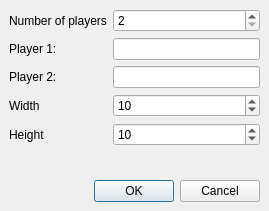
Qt form src/newgamedialog.ui (KDE/ksquares) before a commit.
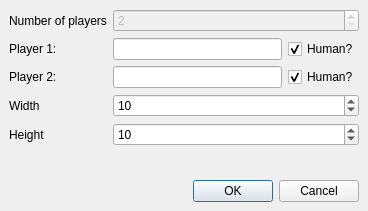
The same form after that commit.

The edit to the form file:
```diff
--- a/src/newgamedialog.ui
+++ b/src/newgamedialog.ui
@@ -5,7 +5,7 @@
    <rect>
     <x>0</x>
     <y>0</y>
-    <width>269</width>
+    <width>368</width>
     <height>211</height>
    </rect>
   </property>
@@ -30,32 +30,22 @@
      <property name="spacing" >
       <number>6</number>
      </property>
-     <item row="1" column="0" >
-      <widget class="QLabel" name="labelPLayer1Name" >
+     <item row="2" column="0" >
+      <widget class="QLabel" name="labelPLayer2Name" >
        <property name="whatsThis" >
         <string>&lt;html>&lt;head>&lt;meta name="qrichtext" content="1" />&lt;style type="text/css">
 p, li { white-space: pre-wrap; }
 &lt;/style>&lt;/head>&lt;body style=" font-family:Sans Serif; font-size:9pt; font-weight:400; font-style:normal; text-decoration:none;">
-&lt;p style=" margin-top:0px; margin-bottom:0px; margin-left:0px; margin-right:0px; -qt-block-indent:0; text-indent:0px;">The name of the first player&lt;/p>&lt;/body>&lt;/html></string>
+&lt;p style=" margin-top:0px; margin-bottom:0px; margin-left:0px; margin-right:0px; -qt-block-indent:0; text-indent:0px; font-family:Sans;">The name of the second player&lt;/p>&lt;/body>&lt;/html></string>
        </property>
        <property name="text" >
-        <string>Player 1:</string>
+        <string>Player 2:</string>
        </property>
        <property name="buddy" >
         <cstring>playerTwoName</cstring>
        </property>
       </widget>
      </item>
-     <item row="3" column="1" >
-      <widget class="QSpinBox" name="spinWidth" >
-       <property name="minimum" >
-        <number>1</number>
-       </property>
-       <property name="value" >
-        <number>10</number>
-       </property>
-      </widget>
-     </item>
      <item row="4" column="0" >
       <widget class="QLabel" name="labelHeight" >
        <property name="whatsThis" >
@@ -72,22 +62,35 @@
        </property>
       </widget>
      </item>
-     <item row="1" column="1" >
-      <widget class="QLineEdit" name="playerOneName" />
+     <item row="0" column="0" >
+      <widget class="QLabel" name="numOfPlayersLabel" >
+       <property name="text" >
+        <string>Number of players</string>
+       </property>
+      </widget>
      </item>
      <item row="2" column="1" >
       <widget class="QLineEdit" name="playerTwoName" />
      </item>
-     <item row="4" column="1" >
-      <widget class="QSpinBox" name="spinHeight" >
-       <property name="minimum" >
-        <number>1</number>
+     <item row="1" column="0" >
+      <widget class="QLabel" name="labelPLayer1Name" >
+       <property name="whatsThis" >
+        <string>&lt;html>&lt;head>&lt;meta name="qrichtext" content="1" />&lt;style type="text/css">
+p, li { white-space: pre-wrap; }
+&lt;/style>&lt;/head>&lt;body style=" font-family:Sans Serif; font-size:9pt; font-weight:400; font-style:normal; text-decoration:none;">
+&lt;p style=" margin-top:0px; margin-bottom:0px; margin-left:0px; margin-right:0px; -qt-block-indent:0; text-indent:0px;">The name of the first player&lt;/p>&lt;/body>&lt;/html></string>
        </property>
-       <property name="value" >
-        <number>10</number>
+       <property name="text" >
+        <string>Player 1:</string>
+       </property>
+       <property name="buddy" >
+        <cstring>playerTwoName</cstring>
        </property>
       </widget>
      </item>
+     <item row="1" column="1" >
+      <widget class="QLineEdit" name="playerOneName" />
+     </item>
      <item row="3" column="0" >
       <widget class="QLabel" name="labelWidth" >
        <property name="whatsThis" >
@@ -104,31 +107,31 @@
        </property>
       </widget>
      </item>
-     <item row="2" column="0" >
-      <widget class="QLabel" name="labelPLayer2Name" >
-       <property name="whatsThis" >
-        <string>&lt;html>&lt;head>&lt;meta name="qrichtext" content="1" />&lt;style type="text/css">
-p, li { white-space: pre-wrap; }
-&lt;/style>&lt;/head>&lt;body style=" font-family:Sans Serif; font-size:9pt; font-weight:400; font-style:normal; text-decoration:none;">
-&lt;p style=" margin-top:0px; margin-bottom:0px; margin-left:0px; margin-right:0px; -qt-block-indent:0; text-indent:0px; font-family:Sans;">The name of the second player&lt;/p>&lt;/body>&lt;/html></string>
-       </property>
+     <item row="1" column="2" >
+      <widget class="QCheckBox" name="playerOneHuman" >
        <property name="text" >
-        <string>Player 2:</string>
+        <string>Human?</string>
        </property>
-       <property name="buddy" >
-        <cstring>playerTwoName</cstring>
+       <property name="checked" >
+        <bool>true</bool>
        </property>
       </widget>
      </item>
-     <item row="0" column="0" >
-      <widget class="QLabel" name="numOfPlayersLabel" >
+     <item row="2" column="2" >
+      <widget class="QCheckBox" name="playerTwoHuman" >
        <property name="text" >
-        <string>Number of players</string>
+        <string>Human?</string>
        </property>
+       <property name="checked" >
+        <bool>true</bool>
+       </property>
       </widget>
      </item>
-     <item row="0" column="1" >
+     <item row="0" column="1" colspan="2" >
       <widget class="QSpinBox" name="spinNumOfPlayers" >
+       <property name="enabled" >
+        <bool>false</bool>
+       </property>
        <property name="maximum" >
         <number>5</number>
        </property>
@@ -137,6 +140,26 @@
        </property>
       </widget>
      </item>
+     <item row="3" column="1" colspan="2" >
+      <widget class="QSpinBox" name="spinWidth" >
+       <property name="minimum" >
+        <number>1</number>
+       </property>
+       <property name="value" >
+        <number>10</number>
+       </property>
+      </widget>
+     </item>
+     <item row="4" column="1" colspan="2" >
+      <widget class="QSpinBox" name="spinHeight" >
+       <property name="minimum" >
+        <number>1</number>
+       </property>
+       <property name="value" >
+        <number>10</number>
+       </property>
+      </widget>
+     </item>
     </layout>
    </item>
    <item row="2" column="0" >
```
